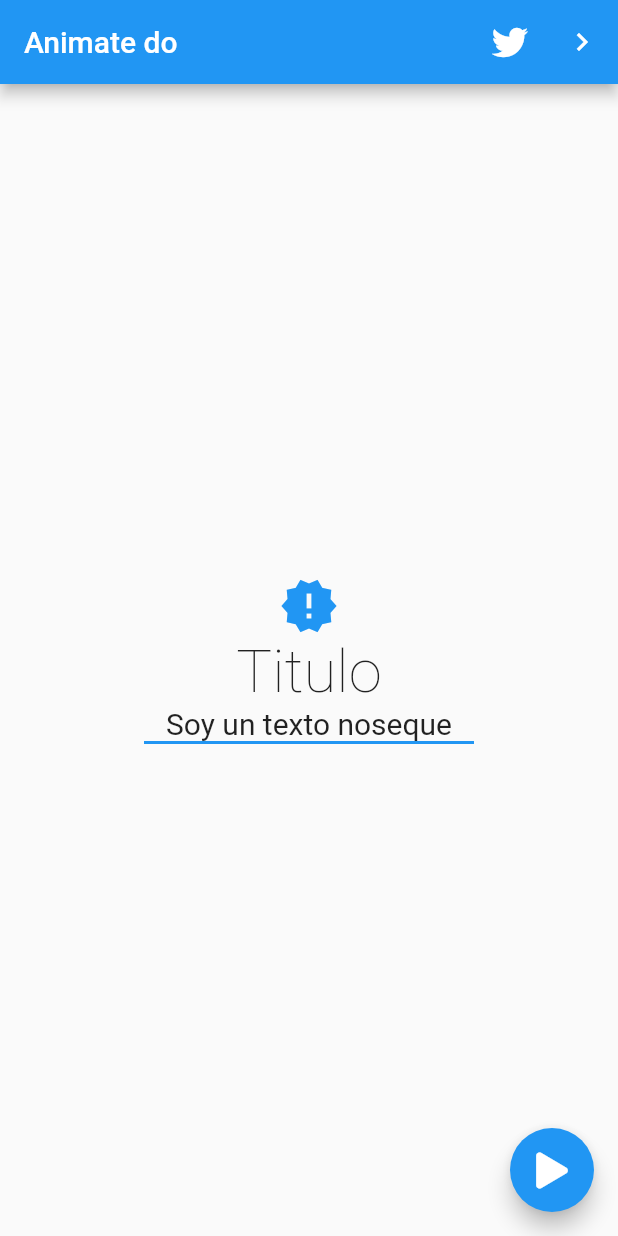
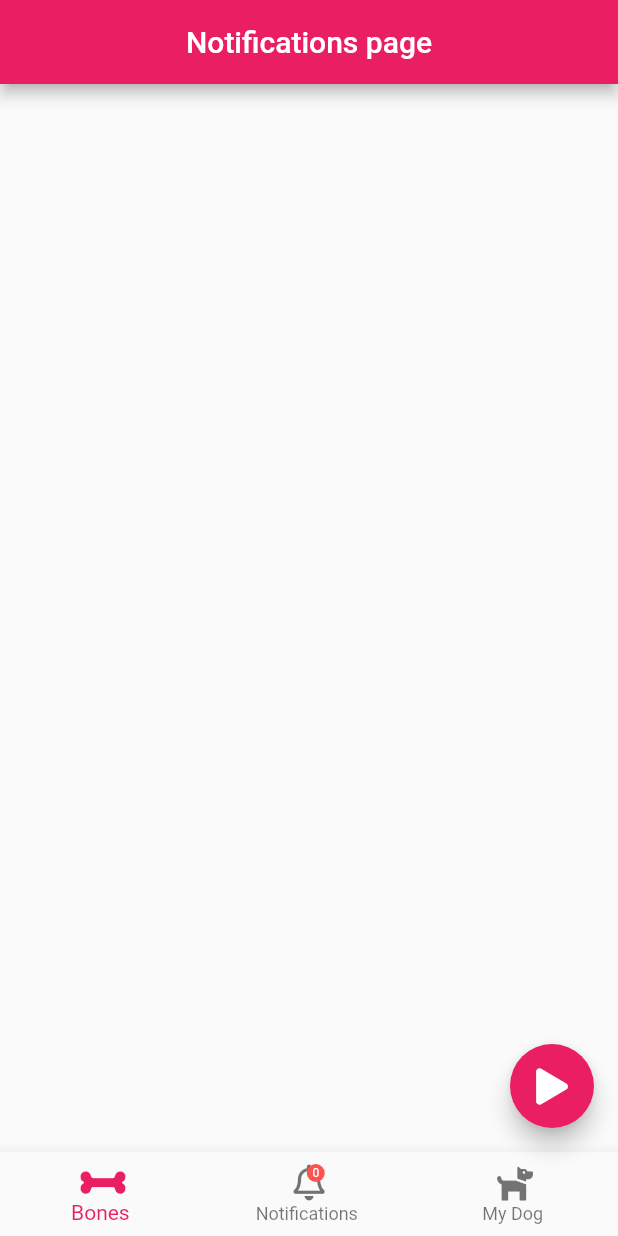
Before and after one commit to pedromolesp/animate_do_flutter, a Flutter app: the screen it shows after launch, on a phone screen of 412 x 824 dp. Run offline on Flutter 3.47's test engine with Material 2 defaults, Android fonts, the phone set to English and light mode, and no system bars; our stand-ins replace animate_do, font_awesome_flutter.

Commit message:
pink screen

```diff
--- a/lib/main.dart
+++ b/lib/main.dart
@@ -1,6 +1,7 @@
+import 'package:animated_do_app/src/pages/navegacion_page.dart';
+import 'package:animated_do_app/src/pages/pagina1_page.dart';
+// import 'package:animated_do_app/src/pages/twitter_page.dart';
 import 'package:flutter/material.dart';
-
-import 'package:animated_do_app/src/pages/pagina1_page.dart';
 
 void main() => runApp(MyApp());
 
@@ -10,7 +11,7 @@ class MyApp extends StatelessWidget {
     return MaterialApp(
       title: 'Animate_do',
       debugShowCheckedModeBanner: false,
-      home: Pagina1Page(),
+      home: NavegacionPage(),
     );
   }
 }
--- /dev/null
+++ b/lib/src/pages/navegacion_page.dart
@@ -0,0 +1,87 @@
+import 'package:flutter/material.dart';
+import 'package:font_awesome_flutter/font_awesome_flutter.dart';
+import 'package:provider/provider.dart';
+
+class NavegacionPage extends StatelessWidget {
+  @override
+  Widget build(BuildContext context) {
+    return ChangeNotifierProvider(
+      create: (_) => _NotificationModel(),
+      child: Scaffold(
+        appBar: AppBar(
+          backgroundColor: Colors.pink,
+          centerTitle: true,
+          title: Text("Notifications page"),
+        ),
+        floatingActionButton: BotonFlotante(),
+        bottomNavigationBar: BottomNavigation(),
+      ),
+    );
+  }
+}
+
+class BottomNavigation extends StatelessWidget {
+  @override
+  Widget build(BuildContext context) {
+    final int numero = Provider.of<_NotificationModel>(context).numero;
+    return BottomNavigationBar(
+        currentIndex: 0,
+        selectedItemColor: Colors.pink,
+        items: [
+          BottomNavigationBarItem(
+              label: "Bones ", icon: FaIcon(FontAwesomeIcons.bone)),
+          BottomNavigationBarItem(
+            label: "Notifications ",
+            icon: Stack(
+              children: [
+                FaIcon(FontAwesomeIcons.bell),
+                Positioned(
+                  right: 0,
+                  top: 0,
+                  child: Container(
+                    width: 12,
+                    height: 12,
+                    decoration: BoxDecoration(
+                        color: Colors.redAccent, shape: BoxShape.circle),
+                    child: Text(
+                      '$numero',
+                      style: TextStyle(color: Colors.white, fontSize: 8),
+                    ),
+                    alignment: Alignment.center,
+                  ),
+                )
+              ],
+            ),
+          ),
+          BottomNavigationBarItem(
+              label: "My Dog ", icon: FaIcon(FontAwesomeIcons.dog))
+        ]);
+  }
+}
+
+class BotonFlotante extends StatelessWidget {
+  @override
+  Widget build(BuildContext context) {
+    return FloatingActionButton(
+      child: FaIcon(
+        FontAwesomeIcons.play,
+      ),
+      backgroundColor: Colors.pink,
+      onPressed: () {
+        int numero =
+            Provider.of<_NotificationModel>(context, listen: false).numero;
+        numero++;
+        Provider.of<_NotificationModel>(context, listen: false).numero = numero;
+      },
+    );
+  }
+}
+
+class _NotificationModel extends ChangeNotifier {
+  int _numero = 0;
+  int get numero => this._numero;
+  set numero(int valor) {
+    this.numero = valor;
+    notifyListeners();
+  }
+}
--- a/pubspec.yaml
+++ b/pubspec.yaml
@@ -25,6 +25,7 @@ dependencies:
     sdk: flutter
   animate_do: ^1.7.5
   font_awesome_flutter: ^8.7.0
+  provider: ^4.0.4
 
   # The following adds the Cupertino Icons font to your application.
   # Use with the CupertinoIcons class for iOS style icons.
```
Also changed, not shown: lib/src/pages/pagina1_page.dart (+14 -4 lines), lib/src/pages/twitter_page.dart (added, +45 -0 lines), pubspec.lock.
